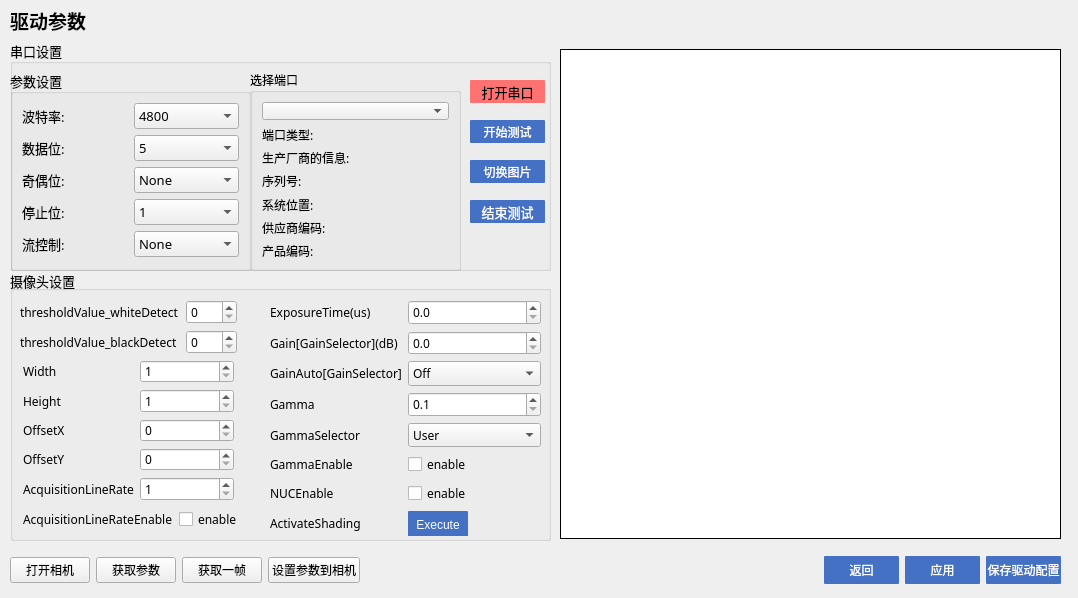
First picture: the form in driveseting.ui, repository jaueone/Magnetic, before the edit.
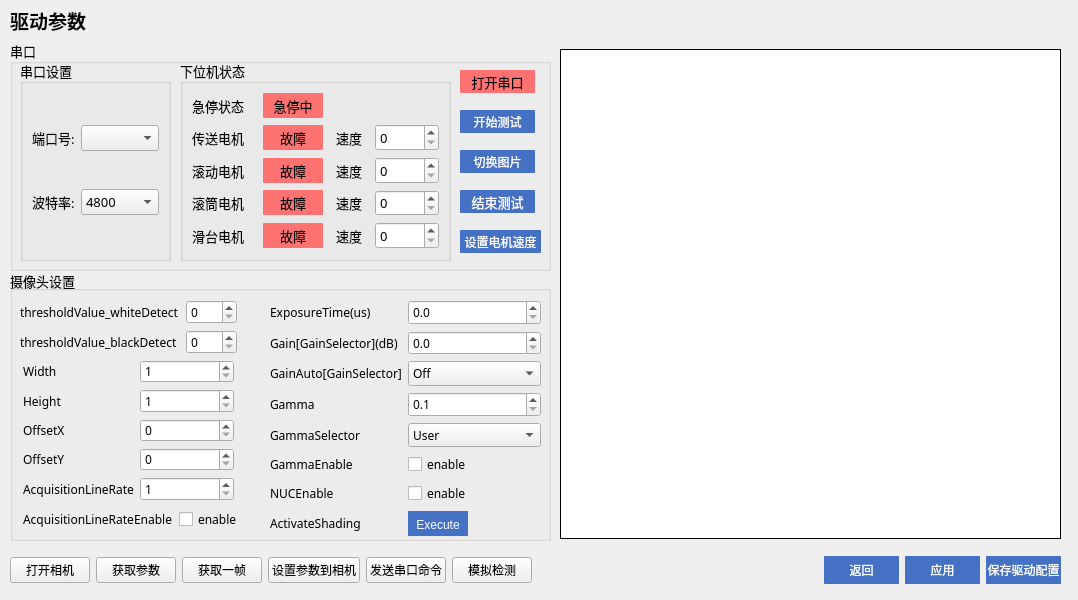
Second picture: the form after the edit. Custom widgets are drawn as their Qt base class.

Commit message: 1 lcd 磁辊 ，添加与下位机流程测试

```diff
--- a/driveseting.ui
+++ b/driveseting.ui
@@ -7,7 +7,7 @@
     <x>0</x>
     <y>0</y>
     <width>1078</width>
-    <height>598</height>
+    <height>600</height>
    </rect>
   </property>
   <property name="windowTitle">
@@ -29,252 +29,16 @@
     </font>
    </property>
    <property name="title">
-    <string>串口设置</string>
+    <string>串口</string>
    </property>
    <property name="flat">
     <bool>false</bool>
    </property>
-   <widget class="QGroupBox" name="selectBox">
-    <property name="geometry">
-     <rect>
-      <x>240</x>
-      <y>30</y>
-      <width>211</width>
-      <height>201</height>
-     </rect>
-    </property>
-    <property name="font">
-     <font>
-      <family>微软雅黑</family>
-      <pointsize>9</pointsize>
-     </font>
-    </property>
-    <property name="title">
-     <string>选择端口</string>
-    </property>
-    <layout class="QGridLayout" name="gridLayout">
-     <item row="1" column="0">
-      <widget class="QLabel" name="descriptionLabel">
-       <property name="text">
-        <string>端口类型:</string>
-       </property>
-      </widget>
-     </item>
-     <item row="5" column="0">
-      <widget class="QLabel" name="vidLabel">
-       <property name="text">
-        <string>供应商编码:</string>
-       </property>
-      </widget>
-     </item>
-     <item row="2" column="0">
-      <widget class="QLabel" name="manufacturerLabel">
-       <property name="text">
-        <string>生产厂商的信息:</string>
-       </property>
-      </widget>
-     </item>
-     <item row="6" column="0">
-      <widget class="QLabel" name="pidLabel">
-       <property name="text">
-        <string>产品编码:</string>
-       </property>
-      </widget>
-     </item>
-     <item row="4" column="0">
-      <widget class="QLabel" name="locationLabel">
-       <property name="text">
-        <string>系统位置:</string>
-       </property>
-      </widget>
-     </item>
-     <item row="3" column="0">
-      <widget class="QLabel" name="serialNumberLabel">
-       <property name="text">
-        <string>序列号:</string>
-       </property>
-      </widget>
-     </item>
-     <item row="0" column="0">
-      <widget class="ComboBox" name="serialPortInfoListBox"/>
-     </item>
-    </layout>
-   </widget>
-   <widget class="QGroupBox" name="parametersBox">
-    <property name="geometry">
-     <rect>
-      <x>0</x>
-      <y>30</y>
-      <width>241</width>
-      <height>201</height>
-     </rect>
-    </property>
-    <property name="title">
-     <string>参数设置</string>
-    </property>
-    <layout class="QGridLayout" name="gridLayout_2">
-     <item row="0" column="0">
-      <widget class="QLabel" name="baudRateLabel">
-       <property name="text">
-        <string>波特率:</string>
-       </property>
-      </widget>
-     </item>
-     <item row="0" column="1">
-      <widget class="QComboBox" name="baudRateBox">
-       <item>
-        <property name="text">
-         <string>4800</string>
-        </property>
-       </item>
-       <item>
-        <property name="text">
-         <string>9600</string>
-        </property>
-       </item>
-       <item>
-        <property name="text">
-         <string>19200</string>
-        </property>
-       </item>
-       <item>
-        <property name="text">
-         <string>38400</string>
-        </property>
-       </item>
-       <item>
-        <property name="text">
-         <string>115200</string>
-        </property>
-       </item>
-      </widget>
-     </item>
-     <item row="1" column="0">
-      <widget class="QLabel" name="dataBitsLabel">
-       <property name="text">
-        <string>数据位:</string>
-       </property>
-      </widget>
-     </item>
-     <item row="1" column="1">
-      <widget class="QComboBox" name="dataBitsBox">
-       <item>
-        <property name="text">
-         <string>5</string>
-        </property>
-       </item>
-       <item>
-        <property name="text">
-         <string>6</string>
-        </property>
-       </item>
-       <item>
-        <property name="text">
-         <string>7</string>
-        </property>
-       </item>
-       <item>
-        <property name="text">
-         <string>8</string>
-        </property>
-       </item>
-      </widget>
-     </item>
-     <item row="2" column="0">
-      <widget class="QLabel" name="parityLabel">
-       <property name="text">
-        <string>奇偶位:</string>
-       </property>
-      </widget>
-     </item>
-     <item row="2" column="1">
-      <widget class="QComboBox" name="parityBox">
-       <item>
-        <property name="text">
-         <string>None</string>
-        </property>
-       </item>
-       <item>
-        <property name="text">
-         <string>Even</string>
-        </property>
-       </item>
-       <item>
-        <property name="text">
-         <string>Odd</string>
-        </property>
-       </item>
-       <item>
-        <property name="text">
-         <string>Mark</string>
-        </property>
-       </item>
-       <item>
-        <property name="text">
-         <string>Space</string>
-        </property>
-       </item>
-      </widget>
-     </item>
-     <item row="3" column="0">
-      <widget class="QLabel" name="stopBitsLabel">
-       <property name="text">
-        <string>停止位:</string>
-       </property>
-      </widget>
-     </item>
-     <item row="3" column="1">
-      <widget class="QComboBox" name="stopBitsBox">
-       <item>
-        <property name="text">
-         <string>1</string>
-        </property>
-       </item>
-       <item>
-        <property name="text">
-         <string>1.5</string>
-        </property>
-       </item>
-       <item>
-        <property name="text">
-         <string>2</string>
-        </property>
-       </item>
-      </widget>
-     </item>
-     <item row="4" column="0">
-      <widget class="QLabel" name="flowControlLabel">
-       <property name="text">
-        <string>流控制:</string>
-       </property>
-      </widget>
-     </item>
-     <item row="4" column="1">
-      <widget class="QComboBox" name="flowControlBox">
-       <item>
-        <property name="text">
-         <string>None</string>
-        </property>
-       </item>
-       <item>
-        <property name="text">
-         <string>RTS/CTS</string>
-        </property>
-       </item>
-       <item>
-        <property name="text">
-         <string>XON/XOFF</string>
-        </property>
-       </item>
-      </widget>
-     </item>
-    </layout>
-   </widget>
    <widget class="QPushButton" name="pushButton_7">
     <property name="geometry">
      <rect>
-      <x>460</x>
-      <y>40</y>
+      <x>450</x>
+      <y>30</y>
       <width>75</width>
       <height>23</height>
      </rect>
@@ -299,8 +63,8 @@
    <widget class="QPushButton" name="pushButton_5">
     <property name="geometry">
      <rect>
-      <x>460</x>
-      <y>80</y>
+      <x>450</x>
+      <y>70</y>
       <width>75</width>
       <height>23</height>
      </rect>
@@ -322,8 +86,8 @@
    <widget class="QPushButton" name="pushButton_6">
     <property name="geometry">
      <rect>
-      <x>460</x>
-      <y>120</y>
+      <x>450</x>
+      <y>110</y>
       <width>75</width>
       <height>23</height>
      </rect>
@@ -345,8 +109,8 @@
    <widget class="QPushButton" name="pushButton_8">
     <property name="geometry">
      <rect>
-      <x>460</x>
-      <y>160</y>
+      <x>450</x>
+      <y>150</y>
       <width>75</width>
       <height>23</height>
      </rect>
@@ -364,6 +128,406 @@
      <string>结束测试</string>
     </property>
    </widget>
+   <widget class="QGroupBox" name="groupBox_3">
+    <property name="geometry">
+     <rect>
+      <x>10</x>
+      <y>20</y>
+      <width>151</width>
+      <height>201</height>
+     </rect>
+    </property>
+    <property name="minimumSize">
+     <size>
+      <width>50</width>
+      <height>50</height>
+     </size>
+    </property>
+    <property name="title">
+     <string>串口设置</string>
+    </property>
+    <layout class="QGridLayout" name="gridLayout_3">
+     <item row="1" column="1">
+      <widget class="QComboBox" name="baudRateBox">
+       <item>
+        <property name="text">
+         <string>4800</string>
+        </property>
+       </item>
+       <item>
+        <property name="text">
+         <string>9600</string>
+        </property>
+       </item>
+       <item>
+        <property name="text">
+         <string>19200</string>
+        </property>
+       </item>
+       <item>
+        <property name="text">
+         <string>38400</string>
+        </property>
+       </item>
+       <item>
+        <property name="text">
+         <string>115200</string>
+        </property>
+       </item>
+      </widget>
+     </item>
+     <item row="1" column="0">
+      <widget class="QLabel" name="baudRateLabel">
+       <property name="maximumSize">
+        <size>
+         <width>50</width>
+         <height>16777215</height>
+        </size>
+       </property>
+       <property name="text">
+        <string>波特率:</string>
+       </property>
+      </widget>
+     </item>
+     <item row="0" column="0">
+      <widget class="QLabel" name="label_19">
+       <property name="maximumSize">
+        <size>
+         <width>50</width>
+         <height>16777215</height>
+        </size>
+       </property>
+       <property name="text">
+        <string>端口号:</string>
+       </property>
+      </widget>
+     </item>
+     <item row="0" column="1">
+      <widget class="ComboBox" name="serialPortInfoListBox"/>
+     </item>
+    </layout>
+   </widget>
+   <widget class="QGroupBox" name="groupBox_4">
+    <property name="geometry">
+     <rect>
+      <x>170</x>
+      <y>20</y>
+      <width>271</width>
+      <height>201</height>
+     </rect>
+    </property>
+    <property name="title">
+     <string>下位机状态</string>
+    </property>
+    <layout class="QGridLayout" name="gridLayout_4">
+     <item row="2" column="1">
+      <widget class="QPushButton" name="motor_2">
+       <property name="enabled">
+        <bool>false</bool>
+       </property>
+       <property name="minimumSize">
+        <size>
+         <width>0</width>
+         <height>25</height>
+        </size>
+       </property>
+       <property name="font">
+        <font>
+         <family>微软雅黑</family>
+         <pointsize>10</pointsize>
+        </font>
+       </property>
+       <property name="styleSheet">
+        <string notr="true">QPushButton{color:black;background-color:rgb(255, 114, 114);border-radius:1px}
+QPushButton::checked{background-color:rgb(47, 255, 168);}</string>
+       </property>
+       <property name="text">
+        <string>故障</string>
+       </property>
+      </widget>
+     </item>
+     <item row="1" column="3">
+      <widget class="QSpinBox" name="motor_1_speed"/>
+     </item>
+     <item row="3" column="1">
+      <widget class="QPushButton" name="motor_3">
+       <property name="enabled">
+        <bool>false</bool>
+       </property>
+       <property name="minimumSize">
+        <size>
+         <width>0</width>
+         <height>25</height>
+        </size>
+       </property>
+       <property name="font">
+        <font>
+         <family>微软雅黑</family>
+         <pointsize>10</pointsize>
+        </font>
+       </property>
+       <property name="styleSheet">
+        <string notr="true">QPushButton{color:black;background-color:rgb(255, 114, 114);border-radius:1px}
+QPushButton::checked{background-color:rgb(47, 255, 168);}</string>
+       </property>
+       <property name="text">
+        <string>故障</string>
+       </property>
+      </widget>
+     </item>
+     <item row="1" column="1">
+      <widget class="QPushButton" name="motor_1">
+       <property name="enabled">
+        <bool>false</bool>
+       </property>
+       <property name="minimumSize">
+        <size>
+         <width>0</width>
+         <height>25</height>
+        </size>
+       </property>
+       <property name="font">
+        <font>
+         <family>微软雅黑</family>
+         <pointsize>10</pointsize>
+        </font>
+       </property>
+       <property name="styleSheet">
+        <string notr="true">QPushButton{color:black;background-color:rgb(255, 114, 114);border-radius:1px}
+QPushButton::checked{background-color:rgb(47, 255, 168);}</string>
+       </property>
+       <property name="text">
+        <string>故障</string>
+       </property>
+       <property name="checkable">
+        <bool>true</bool>
+       </property>
+       <property name="checked">
+        <bool>false</bool>
+       </property>
+      </widget>
+     </item>
+     <item row="4" column="3">
+      <widget class="QSpinBox" name="motor_4_speed"/>
+     </item>
+     <item row="2" column="3">
+      <widget class="QSpinBox" name="motor_2_speed"/>
+     </item>
+     <item row="3" column="3">
+      <widget class="QSpinBox" name="motor_3_speed"/>
+     </item>
+     <item row="0" column="0">
+      <widget class="QLabel" name="label_20">
+       <property name="text">
+        <string>急停状态</string>
+       </property>
+      </widget>
+     </item>
+     <item row="0" column="1">
+      <widget class="QPushButton" name="Estop_s">
+       <property name="enabled">
+        <bool>false</bool>
+       </property>
+       <property name="minimumSize">
+        <size>
+         <width>60</width>
+         <height>25</height>
+        </size>
+       </property>
+       <property name="maximumSize">
+        <size>
+         <width>25</width>
+         <height>16777215</height>
+        </size>
+       </property>
+       <property name="font">
+        <font>
+         <family>微软雅黑</family>
+         <pointsize>10</pointsize>
+        </font>
+       </property>
+       <property name="styleSheet">
+        <string notr="true">QPushButton{color:black;background-color:rgb(255, 114, 114);border-radius:1px;}
+QPushButton::checked{background-color:rgb(47, 255, 168);}</string>
+       </property>
+       <property name="text">
+        <string>急停中</string>
+       </property>
+       <property name="checkable">
+        <bool>true</bool>
+       </property>
+       <property name="checked">
+        <bool>false</bool>
+       </property>
+      </widget>
+     </item>
+     <item row="4" column="0">
+      <widget class="QLabel" name="label_24">
+       <property name="text">
+        <string>滑台电机</string>
+       </property>
+      </widget>
+     </item>
+     <item row="3" column="0">
+      <widget class="QLabel" name="label_23">
+       <property name="text">
+        <string>滚筒电机</string>
+       </property>
+      </widget>
+     </item>
+     <item row="4" column="1">
+      <widget class="QPushButton" name="motor_4">
+       <property name="enabled">
+        <bool>false</bool>
+       </property>
+       <property name="minimumSize">
+        <size>
+         <width>0</width>
+         <height>25</height>
+        </size>
+       </property>
+       <property name="font">
+        <font>
+         <family>微软雅黑</family>
+         <pointsize>10</pointsize>
+        </font>
+       </property>
+       <property name="styleSheet">
+        <string notr="true">QPushButton{color:black;background-color:rgb(255, 114, 114);border-radius:1px}
+QPushButton::checked{background-color:rgb(47, 255, 168);}</string>
+       </property>
+       <property name="text">
+        <string>故障</string>
+       </property>
+      </widget>
+     </item>
+     <item row="1" column="2">
+      <widget class="QLabel" name="label_25">
+       <property name="sizePolicy">
+        <sizepolicy hsizetype="Maximum" vsizetype="Preferred">
+         <horstretch>0</horstretch>
+         <verstretch>0</verstretch>
+        </sizepolicy>
+       </property>
+       <property name="maximumSize">
+        <size>
+         <width>40</width>
+         <height>16777215</height>
+        </size>
+       </property>
+       <property name="text">
+        <string>速度</string>
+       </property>
+       <property name="alignment">
+        <set>Qt::AlignCenter</set>
+       </property>
+      </widget>
+     </item>
+     <item row="2" column="2">
+      <widget class="QLabel" name="label_26">
+       <property name="sizePolicy">
+        <sizepolicy hsizetype="Maximum" vsizetype="Preferred">
+         <horstretch>0</horstretch>
+         <verstretch>0</verstretch>
+        </sizepolicy>
+       </property>
+       <property name="maximumSize">
+        <size>
+         <width>40</width>
+         <height>16777215</height>
+        </size>
+       </property>
+       <property name="text">
+        <string>速度</string>
+       </property>
+       <property name="alignment">
+        <set>Qt::AlignCenter</set>
+       </property>
+      </widget>
+     </item>
+     <item row="3" column="2">
+      <widget class="QLabel" name="label_27">
+       <property name="sizePolicy">
+        <sizepolicy hsizetype="Maximum" vsizetype="Preferred">
+         <horstretch>0</horstretch>
+         <verstretch>0</verstretch>
+        </sizepolicy>
+       </property>
+       <property name="maximumSize">
+        <size>
+         <width>40</width>
+         <height>16777215</height>
+        </size>
+       </property>
+       <property name="text">
+        <string>速度</string>
+       </property>
+       <property name="alignment">
+        <set>Qt::AlignCenter</set>
+       </property>
+      </widget>
+     </item>
+     <item row="1" column="0">
+      <widget class="QLabel" name="label_21">
+       <property name="text">
+        <string>传送电机</string>
+       </property>
+      </widget>
+     </item>
+     <item row="2" column="0">
+      <widget class="QLabel" name="label_22">
+       <property name="text">
+        <string>滚动电机</string>
+       </property>
+      </widget>
+     </item>
+     <item row="4" column="2">
+      <widget class="QLabel" name="label_28">
+       <property name="sizePolicy">
+        <sizepolicy hsizetype="Maximum" vsizetype="Preferred">
+         <horstretch>0</horstretch>
+         <verstretch>0</verstretch>
+        </sizepolicy>
+       </property>
+       <property name="maximumSize">
+        <size>
+         <width>40</width>
+         <height>16777215</height>
+        </size>
+       </property>
+       <property name="text">
+        <string>速度</string>
+       </property>
+       <property name="alignment">
+        <set>Qt::AlignCenter</set>
+       </property>
+      </widget>
+     </item>
+    </layout>
+   </widget>
+   <widget class="QPushButton" name="pushButton_15">
+    <property name="geometry">
+     <rect>
+      <x>450</x>
+      <y>190</y>
+      <width>81</width>
+      <height>23</height>
+     </rect>
+    </property>
+    <property name="font">
+     <font>
+      <family>微软雅黑</family>
+      <pointsize>9</pointsize>
+     </font>
+    </property>
+    <property name="styleSheet">
+     <string notr="true">QPushButton{color:white;background-color: rgb(68, 113, 196);border-radius:1px}
+QPushButton::pressed{background-color: rgb(142, 170, 220);}</string>
+    </property>
+    <property name="text">
+     <string>设置电机速度</string>
+    </property>
+   </widget>
   </widget>
   <widget class="QWidget" name="horizontalLayoutWidget">
    <property name="geometry">
@@ -829,6 +993,20 @@
       </property>
      </widget>
     </item>
+    <item>
+     <widget class="QPushButton" name="pushButton_13">
+      <property name="text">
+       <string>发送串口命令</string>
+      </property>
+     </widget>
+    </item>
+    <item>
+     <widget class="QPushButton" name="pushButton_14">
+      <property name="text">
+       <string>模拟检测</string>
+      </property>
+     </widget>
+    </item>
     <item>
      <spacer name="horizontalSpacer_2">
       <property name="orientation">
@@ -927,6 +1105,203 @@
     <string/>
    </property>
   </widget>
+  <widget class="QGroupBox" name="selectBox">
+   <property name="geometry">
+    <rect>
+     <x>220</x>
+     <y>630</y>
+     <width>211</width>
+     <height>201</height>
+    </rect>
+   </property>
+   <property name="font">
+    <font>
+     <family>微软雅黑</family>
+     <pointsize>9</pointsize>
+    </font>
+   </property>
+   <property name="title">
+    <string>选择端口</string>
+   </property>
+   <layout class="QGridLayout" name="gridLayout">
+    <item row="1" column="0">
+     <widget class="QLabel" name="descriptionLabel">
+      <property name="text">
+       <string>端口类型:</string>
+      </property>
+     </widget>
+    </item>
+    <item row="5" column="0">
+     <widget class="QLabel" name="vidLabel">
+      <property name="text">
+       <string>供应商编码:</string>
+      </property>
+     </widget>
+    </item>
+    <item row="2" column="0">
+     <widget class="QLabel" name="manufacturerLabel">
+      <property name="text">
+       <string>生产厂商的信息:</string>
+      </property>
+     </widget>
+    </item>
+    <item row="6" column="0">
+     <widget class="QLabel" name="pidLabel">
+      <property name="text">
+       <string>产品编码:</string>
+      </property>
+     </widget>
+    </item>
+    <item row="4" column="0">
+     <widget class="QLabel" name="locationLabel">
+      <property name="text">
+       <string>系统位置:</string>
+      </property>
+     </widget>
+    </item>
+    <item row="3" column="0">
+     <widget class="QLabel" name="serialNumberLabel">
+      <property name="text">
+       <string>序列号:</string>
+      </property>
+     </widget>
+    </item>
+   </layout>
+  </widget>
+  <widget class="QGroupBox" name="parametersBox">
+   <property name="geometry">
+    <rect>
+     <x>480</x>
+     <y>630</y>
+     <width>241</width>
+     <height>201</height>
+    </rect>
+   </property>
+   <property name="title">
+    <string>参数设置</string>
+   </property>
+   <layout class="QGridLayout" name="gridLayout_2">
+    <item row="0" column="0">
+     <widget class="QLabel" name="dataBitsLabel">
+      <property name="text">
+       <string>数据位:</string>
+      </property>
+     </widget>
+    </item>
+    <item row="1" column="0">
+     <widget class="QLabel" name="parityLabel">
+      <property name="text">
+       <string>奇偶位:</string>
+      </property>
+     </widget>
+    </item>
+    <item row="0" column="1">
+     <widget class="QComboBox" name="dataBitsBox">
+      <item>
+       <property name="text">
+        <string>5</string>
+       </property>
+      </item>
+      <item>
+       <property name="text">
+        <string>6</string>
+       </property>
+      </item>
+      <item>
+       <property name="text">
+        <string>7</string>
+       </property>
+      </item>
+      <item>
+       <property name="text">
+        <string>8</string>
+       </property>
+      </item>
+     </widget>
+    </item>
+    <item row="1" column="1">
+     <widget class="QComboBox" name="parityBox">
+      <item>
+       <property name="text">
+        <string>None</string>
+       </property>
+      </item>
+      <item>
+       <property name="text">
+        <string>Even</string>
+       </property>
+      </item>
+      <item>
+       <property name="text">
+        <string>Odd</string>
+       </property>
+      </item>
+      <item>
+       <property name="text">
+        <string>Mark</string>
+       </property>
+      </item>
+      <item>
+       <property name="text">
+        <string>Space</string>
+       </property>
+      </item>
+     </widget>
+    </item>
+    <item row="2" column="1">
+     <widget class="QComboBox" name="stopBitsBox">
+      <item>
+       <property name="text">
+        <string>1</string>
+       </property>
+      </item>
+      <item>
+       <property name="text">
+        <string>1.5</string>
+       </property>
+      </item>
+      <item>
+       <property name="text">
+        <string>2</string>
+       </property>
+      </item>
+     </widget>
+    </item>
+    <item row="2" column="0">
+     <widget class="QLabel" name="stopBitsLabel">
+      <property name="text">
+       <string>停止位:</string>
+      </property>
+     </widget>
+    </item>
+    <item row="3" column="1">
+     <widget class="QComboBox" name="flowControlBox">
+      <item>
+       <property name="text">
+        <string>None</string>
+       </property>
+      </item>
+      <item>
+       <property name="text">
+        <string>RTS/CTS</string>
+       </property>
+      </item>
+      <item>
+       <property name="text">
+        <string>XON/XOFF</string>
+       </property>
+      </item>
+     </widget>
+    </item>
+    <item row="3" column="0">
+     <widget class="QLabel" name="flowControlLabel">
+      <property name="text">
+       <string>流控制:</string>
+      </property>
+     </widget>
+    </item>
+   </layout>
+  </widget>
  </widget>
  <customwidgets>
   <customwidget>
```
The commit also changes 13 other files.
